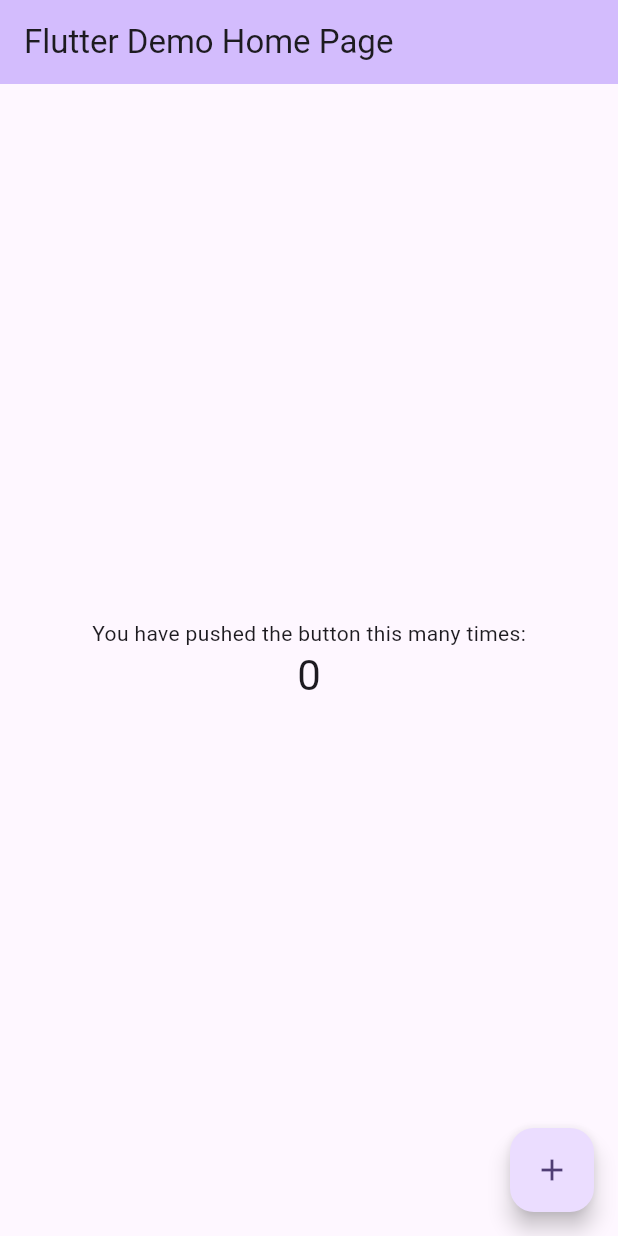
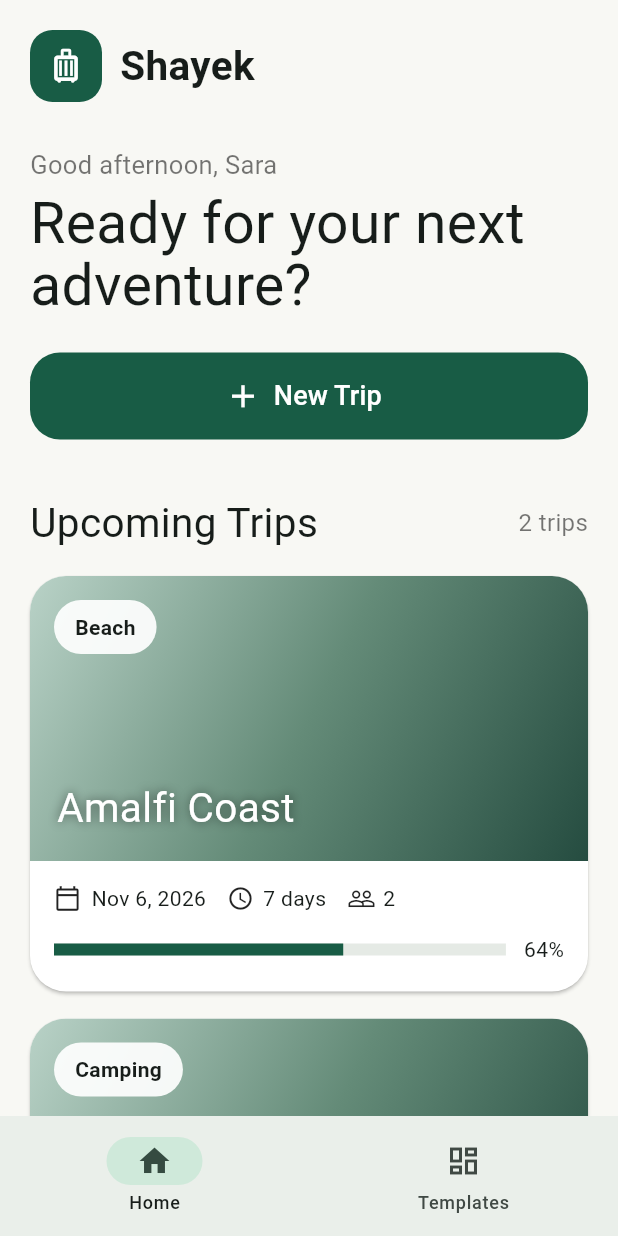
Before and after one commit to Zahraaalmadeh/SWE-463-Project-Group03, a Flutter app: the screen it shows after launch, on a phone screen of 412 x 824 dp. Run offline on Flutter 3.47's test engine with Material 3 defaults, Android fonts, the phone set to English and light mode, and no system bars; Roboto replaces fonts that are missing (Georgia).

Commit message:
Project Starter

```diff
--- a/shayek/lib/main.dart
+++ b/shayek/lib/main.dart
@@ -1,122 +1,365 @@
 import 'package:flutter/material.dart';
 
 void main() {
-  runApp(const MyApp());
+  runApp(const ShayekApp());
 }
 
-class MyApp extends StatelessWidget {
-  const MyApp({super.key});
+const green = Color(0xFF185C45);
+const pageBackground = Color(0xFFF8F8F4);
 
-  // This widget is the root of your application.
+class ShayekApp extends StatelessWidget {
+  const ShayekApp({super.key});
+
   @override
   Widget build(BuildContext context) {
     return MaterialApp(
-      title: 'Flutter Demo',
+      title: 'Shayek',
+      debugShowCheckedModeBanner: false,
       theme: ThemeData(
-        // This is the theme of your application.
-        //
-        // TRY THIS: Try running your application with "flutter run". You'll see
-        // the application has a purple toolbar. Then, without quitting the app,
-        // try changing the seedColor in the colorScheme below to Colors.green
-        // and then invoke "hot reload" (save your changes or press the "hot
-        // reload" button in a Flutter-supported IDE, or press "r" if you used
-        // the command line to start the app).
-        //
-        // Notice that the counter didn't reset back to zero; the application
-        // state is not lost during the reload. To reset the state, use hot
-        // restart instead.
-        //
-        // This works for code too, not just values: Most code changes can be
-        // tested with just a hot reload.
-        colorScheme: .fromSeed(seedColor: Colors.deepPurple),
+        useMaterial3: true,
+        scaffoldBackgroundColor: pageBackground,
+        colorScheme: ColorScheme.fromSeed(seedColor: green),
       ),
-      home: const MyHomePage(title: 'Flutter Demo Home Page'),
+      home: const ShayekHome(),
     );
   }
 }
 
-class MyHomePage extends StatefulWidget {
-  const MyHomePage({super.key, required this.title});
+class ShayekHome extends StatefulWidget {
+  const ShayekHome({super.key});
 
-  // This widget is the home page of your application. It is stateful, meaning
-  // that it has a State object (defined below) that contains fields that affect
-  // how it looks.
+  @override
+  State<ShayekHome> createState() => _ShayekHomeState();
+}
 
-  // This class is the configuration for the state. It holds the values (in this
-  // case the title) provided by the parent (in this case the App widget) and
-  // used by the build method of the State. Fields in a Widget subclass are
-  // always marked "final".
+class _ShayekHomeState extends State<ShayekHome> {
+  int selectedTab = 0;
+
+  void openPlaceholder(String title) {
+    Navigator.of(context).push(
+      MaterialPageRoute<void>(builder: (_) => PlaceholderScreen(title: title)),
+    );
+  }
+
+  @override
+  Widget build(BuildContext context) {
+    return Scaffold(
+      body: SafeArea(
+        child: selectedTab == 0
+            ? HomeContent(
+                onNewTrip: () => openPlaceholder('New Trip'),
+                onTripTap: (tripName) => openPlaceholder('$tripName Checklist'),
+              )
+            : const TemplatesContent(),
+      ),
+      bottomNavigationBar: NavigationBar(
+        selectedIndex: selectedTab,
+        onDestinationSelected: (index) {
+          setState(() => selectedTab = index);
+        },
+        destinations: const [
+          NavigationDestination(
+            icon: Icon(Icons.home_outlined),
+            selectedIcon: Icon(Icons.home),
+            label: 'Home',
+          ),
+          NavigationDestination(
+            icon: Icon(Icons.dashboard_outlined),
+            selectedIcon: Icon(Icons.dashboard),
+            label: 'Templates',
+          ),
+        ],
+      ),
+    );
+  }
+}
+
+class HomeContent extends StatelessWidget {
+  const HomeContent({
+    super.key,
+    required this.onNewTrip,
+    required this.onTripTap,
+  });
+
+  final VoidCallback onNewTrip;
+  final ValueChanged<String> onTripTap;
+
+  static const trips = [
+    Trip(
+      name: 'Amalfi Coast',
+      type: 'Beach',
+      date: 'Nov 6, 2026',
+      duration: '7 days',
+      travelers: '2',
+      progress: 0.64,
+    ),
+    Trip(
+      name: 'Camping Weekend',
+      type: 'Camping',
+      date: 'Dec 12, 2026',
+      duration: '3 days',
+      travelers: '2',
+      progress: 0.28,
+    ),
+  ];
+
+  @override
+  Widget build(BuildContext context) {
+    return ListView(
+      padding: const EdgeInsets.fromLTRB(20, 20, 20, 28),
+      children: [
+        Row(
+          children: [
+            Container(
+              width: 48,
+              height: 48,
+              decoration: BoxDecoration(
+                color: green,
+                borderRadius: BorderRadius.circular(15),
+              ),
+              child: const Icon(
+                Icons.luggage_outlined,
+                color: Colors.white,
+                size: 27,
+              ),
+            ),
+            const SizedBox(width: 12),
+            const Text(
+              'Shayek',
+              style: TextStyle(
+                fontSize: 27,
+                fontWeight: FontWeight.bold,
+                fontFamily: 'Georgia',
+              ),
+            ),
+          ],
+        ),
+        const SizedBox(height: 30),
+        const Text(
+          'Good afternoon, Sara',
+          style: TextStyle(fontSize: 17, color: Colors.black54),
+        ),
+        const SizedBox(height: 6),
+        const Text(
+          'Ready for your next adventure?',
+          style: TextStyle(fontSize: 38, height: 1.08, fontFamily: 'Georgia'),
+        ),
+        const SizedBox(height: 25),
+        SizedBox(
+          height: 58,
+          child: FilledButton.icon(
+            onPressed: onNewTrip,
+            icon: const Icon(Icons.add, size: 25),
+            label: const Text('New Trip', style: TextStyle(fontSize: 18)),
+            style: FilledButton.styleFrom(
+              backgroundColor: green,
+              foregroundColor: Colors.white,
+              shape: RoundedRectangleBorder(
+                borderRadius: BorderRadius.circular(20),
+              ),
+            ),
+          ),
+        ),
+        const SizedBox(height: 36),
+        Row(
+          mainAxisAlignment: MainAxisAlignment.spaceBetween,
+          children: [
+            const Text(
+              'Upcoming Trips',
+              style: TextStyle(fontSize: 27, fontFamily: 'Georgia'),
+            ),
+            Text(
+              '${trips.length} trips',
+              style: const TextStyle(fontSize: 16, color: Colors.black54),
+            ),
+          ],
+        ),
+        const SizedBox(height: 16),
+        for (final trip in trips)
+          Padding(
+            padding: const EdgeInsets.only(bottom: 18),
+            child: TripCard(trip: trip, onTap: () => onTripTap(trip.name)),
+          ),
+      ],
+    );
+  }
+}
+
+class Trip {
+  const Trip({
+    required this.name,
+    required this.type,
+    required this.date,
+    required this.duration,
+    required this.travelers,
+    required this.progress,
+  });
+
+  final String name;
+  final String type;
+  final String date;
+  final String duration;
+  final String travelers;
+  final double progress;
+}
+
+class TripCard extends StatelessWidget {
+  const TripCard({super.key, required this.trip, required this.onTap});
+
+  final Trip trip;
+  final VoidCallback onTap;
+
+  @override
+  Widget build(BuildContext context) {
+    final percent = (trip.progress * 100).round();
+
+    return Card(
+      margin: EdgeInsets.zero,
+      color: Colors.white,
+      elevation: 1,
+      clipBehavior: Clip.antiAlias,
+      shape: RoundedRectangleBorder(borderRadius: BorderRadius.circular(24)),
+      child: InkWell(
+        onTap: onTap,
+        child: Column(
+          crossAxisAlignment: CrossAxisAlignment.start,
+          children: [
+            // Replace this gradient with the approved trip photo asset later.
+            SizedBox(
+              height: 190,
+              child: Stack(
+                fit: StackFit.expand,
+                children: [
+                  const DecoratedBox(
+                    decoration: BoxDecoration(
+                      gradient: LinearGradient(
+                        begin: Alignment.topLeft,
+                        end: Alignment.bottomRight,
+                        colors: [
+                          Color(0xFFB9D2C7),
+                          Color(0xFF648B78),
+                          Color(0xFF254C40),
+                        ],
+                      ),
+                    ),
+                  ),
+                  Positioned(
+                    left: 16,
+                    top: 16,
+                    child: Container(
+                      padding: const EdgeInsets.symmetric(
+                        horizontal: 14,
+                        vertical: 8,
+                      ),
+                      decoration: BoxDecoration(
+                        color: Colors.white.withValues(alpha: 0.92),
+                        borderRadius: BorderRadius.circular(18),
+                      ),
+                      child: Text(
+                        trip.type,
+                        style: const TextStyle(fontWeight: FontWeight.w600),
+                      ),
+                    ),
+                  ),
+                  Positioned(
+                    left: 18,
+                    bottom: 16,
+                    child: Text(
+                      trip.name,
+                      style: const TextStyle(
+                        color: Colors.white,
+                        fontSize: 27,
+                        fontFamily: 'Georgia',
+                        shadows: [Shadow(color: Colors.black54, blurRadius: 8)],
+                      ),
+                    ),
+                  ),
+                ],
+              ),
+            ),
+            Padding(
+              padding: const EdgeInsets.fromLTRB(16, 15, 16, 18),
+              child: Column(
+                children: [
+                  Row(
+                    children: [
+                      const Icon(Icons.calendar_today_outlined, size: 18),
+                      const SizedBox(width: 7),
+                      Text(trip.date),
+                      const SizedBox(width: 14),
+                      const Icon(Icons.access_time, size: 18),
+                      const SizedBox(width: 6),
+                      Text(trip.duration),
+                      const SizedBox(width: 14),
+                      const Icon(Icons.people_outline, size: 19),
+                      const SizedBox(width: 5),
+                      Text(trip.travelers),
+                    ],
+                  ),
+                  const SizedBox(height: 14),
+                  Row(
+                    children: [
+                      Expanded(
+                        child: LinearProgressIndicator(
+                          value: trip.progress,
+                          minHeight: 8,
+                          backgroundColor: const Color(0xFFE5EAE5),
+                          color: green,
+                        ),
+                      ),
+                      const SizedBox(width: 12),
+                      Text('$percent%'),
+                    ],
+                  ),
+                ],
+              ),
+            ),
+          ],
+        ),
+      ),
+    );
+  }
+}
+
+class TemplatesContent extends StatelessWidget {
+  const TemplatesContent({super.key});
+
+  @override
+  Widget build(BuildContext context) {
+    return const Center(
+      child: Padding(
+        padding: EdgeInsets.all(28),
+        child: Column(
+          mainAxisSize: MainAxisSize.min,
+          children: [
+            Icon(Icons.dashboard_outlined, size: 54, color: green),
+            SizedBox(height: 12),
+            Text(
+              'Templates',
+              style: TextStyle(fontSize: 28, fontFamily: 'Georgia'),
+            ),
+            SizedBox(height: 8),
+            Text(
+              'Saved packing templates will appear here.',
+              textAlign: TextAlign.center,
+            ),
+          ],
+        ),
+      ),
+    );
+  }
+}
+
+class PlaceholderScreen extends StatelessWidget {
+  const PlaceholderScreen({super.key, required this.title});
 
   final String title;
 
   @override
-  State<MyHomePage> createState() => _MyHomePageState();
-}
-
-class _MyHomePageState extends State<MyHomePage> {
-  int _counter = 0;
-
-  void _incrementCounter() {
-    setState(() {
-      // This call to setState tells the Flutter framework that something has
-      // changed in this State, which causes it to rerun the build method below
-      // so that the display can reflect the updated values. If we changed
-      // _counter without calling setState(), then the build method would not be
-      // called again, and so nothing would appear to happen.
-      _counter++;
-    });
-  }
-
-  @override
   Widget build(BuildContext context) {
-    // This method is rerun every time setState is called, for instance as done
-    // by the _incrementCounter method above.
-    //
-    // The Flutter framework has been optimized to make rerunning build methods
-    // fast, so that you can just rebuild anything that needs updating rather
-    // than having to individually change instances of widgets.
     return Scaffold(
-      appBar: AppBar(
-        // TRY THIS: Try changing the color here to a specific color (to
-        // Colors.amber, perhaps?) and trigger a hot reload to see the AppBar
-        // change color while the other colors stay the same.
-        backgroundColor: Theme.of(context).colorScheme.inversePrimary,
-        // Here we take the value from the MyHomePage object that was created by
-        // the App.build method, and use it to set our appbar title.
-        title: Text(widget.title),
-      ),
-      body: Center(
-        // Center is a layout widget. It takes a single child and positions it
-        // in the middle of the parent.
-        child: Column(
-          // Column is also a layout widget. It takes a list of children and
-          // arranges them vertically. By default, it sizes itself to fit its
-          // children horizontally, and tries to be as tall as its parent.
-          //
-          // Column has various properties to control how it sizes itself and
-          // how it positions its children. Here we use mainAxisAlignment to
-          // center the children vertically; the main axis here is the vertical
-          // axis because Columns are vertical (the cross axis would be
-          // horizontal).
-          //
-          // TRY THIS: Invoke "debug painting" (choose the "Toggle Debug Paint"
-          // action in the IDE, or press "p" in the console), to see the
-          // wireframe for each widget.
-          mainAxisAlignment: .center,
-          children: [
-            const Text('You have pushed the button this many times:'),
-            Text(
-              '$_counter',
-              style: Theme.of(context).textTheme.headlineMedium,
-            ),
-          ],
-        ),
-      ),
-      floatingActionButton: FloatingActionButton(
-        onPressed: _incrementCounter,
-        tooltip: 'Increment',
-        child: const Icon(Icons.add),
-      ),
+      appBar: AppBar(title: Text(title)),
+      body: Center(child: Text('$title screen placeholder')),
     );
   }
 }
```
